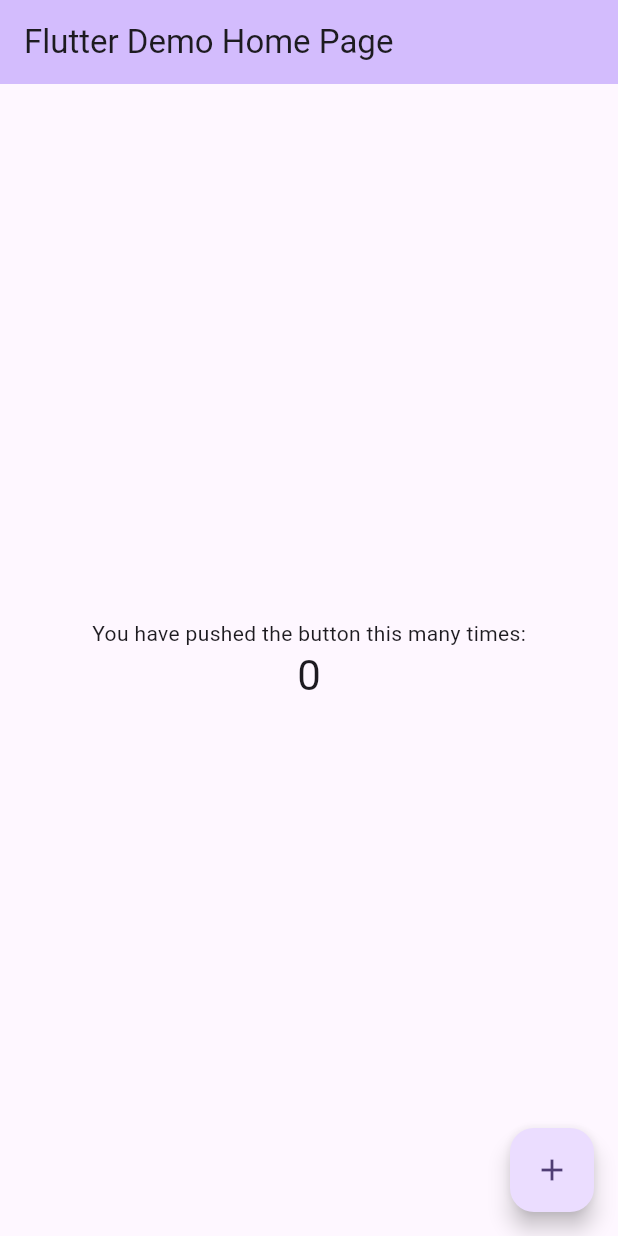
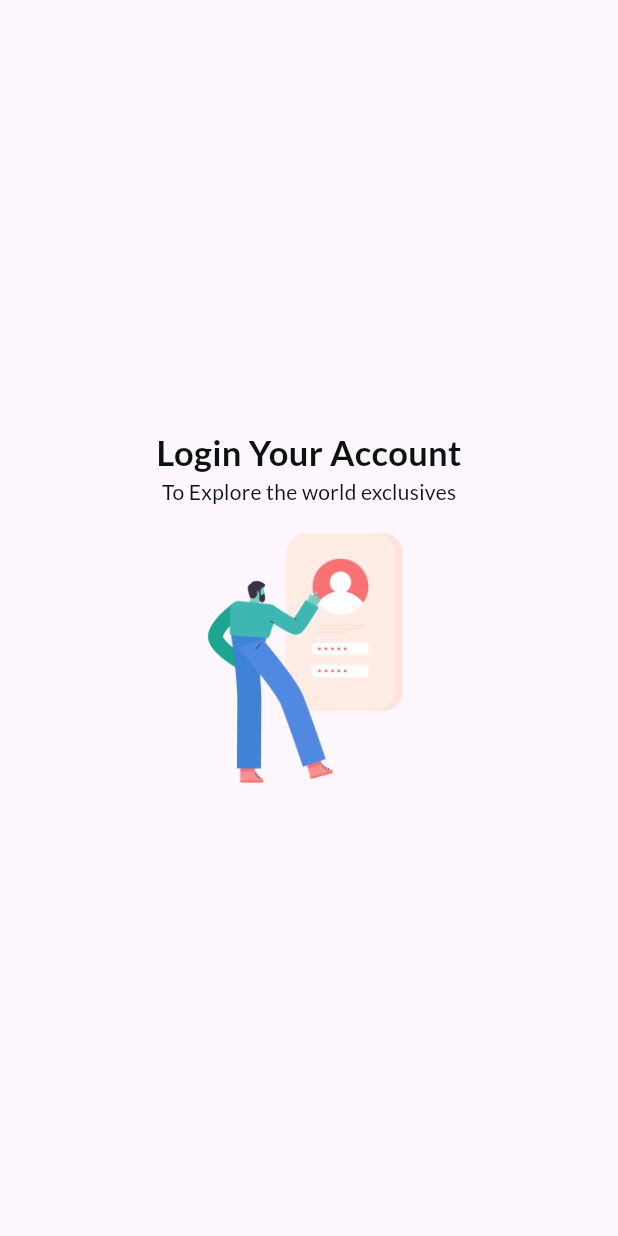
Before and after one commit to Git-LeAmaral/dev_store_app, a Flutter app: the screen it shows after launch, on a phone screen of 412 x 824 dp. Run offline on Flutter 3.47's test engine with Material 3 defaults, Android fonts, the phone set to English and light mode, and no system bars; our stand-ins replace google_fonts.

Commit message:
feat: create Login Screen

```diff
--- a/lib/main.dart
+++ b/lib/main.dart
@@ -1,3 +1,4 @@
+import 'package:dev_store_app/views/screens/authentications_screens/login_screen.dart';
 import 'package:flutter/material.dart';
 
 void main() {
@@ -30,93 +31,7 @@
         // tested with just a hot reload.
         colorScheme: ColorScheme.fromSeed(seedColor: Colors.deepPurple),
       ),
-      home: const MyHomePage(title: 'Flutter Demo Home Page'),
+      home: LoginScreen(),
     );
   }
 }
-
-class MyHomePage extends StatefulWidget {
-  const MyHomePage({super.key, required this.title});
-
-  // This widget is the home page of your application. It is stateful, meaning
-  // that it has a State object (defined below) that contains fields that affect
-  // how it looks.
-
-  // This class is the configuration for the state. It holds the values (in this
-  // case the title) provided by the parent (in this case the App widget) and
-  // used by the build method of the State. Fields in a Widget subclass are
-  // always marked "final".
-
-  final String title;
-
-  @override
-  State<MyHomePage> createState() => _MyHomePageState();
-}
-
-class _MyHomePageState extends State<MyHomePage> {
-  int _counter = 0;
-
-  void _incrementCounter() {
-    setState(() {
-      // This call to setState tells the Flutter framework that something has
-      // changed in this State, which causes it to rerun the build method below
-      // so that the display can reflect the updated values. If we changed
-      // _counter without calling setState(), then the build method would not be
-      // called again, and so nothing would appear to happen.
-      _counter++;
-    });
-  }
-
-  @override
-  Widget build(BuildContext context) {
-    // This method is rerun every time setState is called, for instance as done
-    // by the _incrementCounter method above.
-    //
-    // The Flutter framework has been optimized to make rerunning build methods
-    // fast, so that you can just rebuild anything that needs updating rather
-    // than having to individually change instances of widgets.
-    return Scaffold(
-      appBar: AppBar(
-        // TRY THIS: Try changing the color here to a specific color (to
-        // Colors.amber, perhaps?) and trigger a hot reload to see the AppBar
-        // change color while the other colors stay the same.
-        backgroundColor: Theme.of(context).colorScheme.inversePrimary,
-        // Here we take the value from the MyHomePage object that was created by
-        // the App.build method, and use it to set our appbar title.
-        title: Text(widget.title),
-      ),
-      body: Center(
-        // Center is a layout widget. It takes a single child and positions it
-        // in the middle of the parent.
-        child: Column(
-          // Column is also a layout widget. It takes a list of children and
-          // arranges them vertically. By default, it sizes itself to fit its
-          // children horizontally, and tries to be as tall as its parent.
-          //
-          // Column has various properties to control how it sizes itself and
-          // how it positions its children. Here we use mainAxisAlignment to
-          // center the children vertically; the main axis here is the vertical
-          // axis because Columns are vertical (the cross axis would be
-          // horizontal).
-          //
-          // TRY THIS: Invoke "debug painting" (choose the "Toggle Debug Paint"
-          // action in the IDE, or press "p" in the console), to see the
-          // wireframe for each widget.
-          mainAxisAlignment: MainAxisAlignment.center,
-          children: <Widget>[
-            const Text('You have pushed the button this many times:'),
-            Text(
-              '$_counter',
-              style: Theme.of(context).textTheme.headlineMedium,
-            ),
-          ],
-        ),
-      ),
-      floatingActionButton: FloatingActionButton(
-        onPressed: _incrementCounter,
-        tooltip: 'Increment',
-        child: const Icon(Icons.add),
-      ), // This trailing comma makes auto-formatting nicer for build methods.
-    );
-  }
-}
--- /dev/null
+++ b/lib/views/screens/authentications_screens/login_screen.dart
@@ -0,0 +1,43 @@
+import 'package:flutter/material.dart';
+import 'package:google_fonts/google_fonts.dart';
+
+class LoginScreen extends StatelessWidget {
+  const LoginScreen({super.key});
+
+  @override
+  Widget build(BuildContext context) {
+    return Scaffold(
+      body: Center(
+        child: Column(
+          mainAxisAlignment: MainAxisAlignment.center,
+          children: [
+            Text(
+              "Login Your Account",
+              style: GoogleFonts.getFont(
+                'Lato',
+                color: Color(0xff0d120e),
+                fontWeight: FontWeight.bold,
+                letterSpacing: 0.2,
+                fontSize: 23,
+              ),
+            ),
+            Text(
+              'To Explore the world exclusives',
+              style: GoogleFonts.getFont(
+                'Lato',
+                color: Color(0xff0d120e),
+                fontSize: 14,
+                letterSpacing: 0.2,
+              ),
+            ),
+            Image.asset(
+              'assets/images/Illustration.png',
+              width: 200,
+              height: 200,
+            ),
+          ],
+        ),
+      ),
+    );
+  }
+}
```
